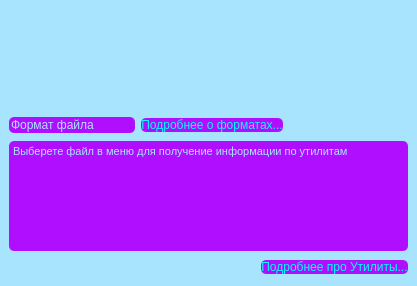
Above: DiplomWork/StegLove/mainwindow.ui from Cpp-Gleb/study before the change. Below: the same form after it.
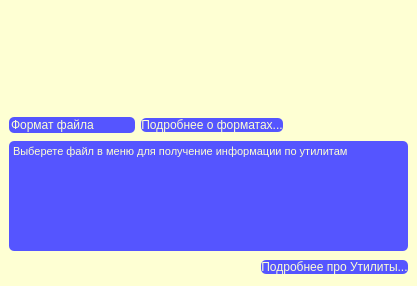
That is the form after the change. Custom widgets are drawn as their Qt base class.

The edit to the form file:
```diff
--- a/DiplomWork/StegLove/mainwindow.ui
+++ b/DiplomWork/StegLove/mainwindow.ui
@@ -14,7 +14,7 @@
    <string>StegLove</string>
   </property>
   <property name="styleSheet">
-   <string notr="true">background-color:rgb(169, 228, 255);</string>
+   <string notr="true">background-color:rgb(254, 255, 211);</string>
   </property>
   <widget class="QWidget" name="centralwidget">
    <layout class="QVBoxLayout" name="verticalLayout">
@@ -75,9 +75,9 @@
       <item>
        <widget class="QLineEdit" name="label_format">
         <property name="styleSheet">
-         <string notr="true">background-color: rgb(175, 14, 255);
+         <string notr="true">background-color:rgb(85, 85, 255);
 gridline-color: rgb(85, 0, 127);
-color:rgb(169, 228, 255);
+color:rgb(254, 255, 211);
 border-radius: 5px;</string>
         </property>
         <property name="text">
@@ -94,8 +94,8 @@
          <string notr="true">
 QPushButton {
     border-radius:  5px;
-    background-color: rgb(175, 14, 255);
-	color: rgb(0, 255, 255);
+    background-color: rgb(85, 85, 255);
+	color: rgb(254, 255, 211);
 	border-color: rgb(85, 0, 127);
 }
 
@@ -131,9 +131,9 @@
         <item>
          <widget class="QTextBrowser" name="textBrowser_rec">
           <property name="styleSheet">
-           <string notr="true">background-color: rgb(175, 14, 255);
+           <string notr="true">background-color: rgb(85, 85, 255);
 border-color: rgb(85, 0, 127);
-color:rgb(169, 228, 255);
+color:rgb(254, 255, 211);
 border-radius: 5px;</string>
           </property>
           <property name="markdown">
@@ -176,8 +176,8 @@
           <property name="styleSheet">
            <string notr="true">QPushButton {
     border-radius:  5px;
-    background-color: rgb(175, 14, 255);
-	color: rgb(0, 255, 255);
+    background-color: rgb(85, 85, 255);
+	color: rgb(254, 255, 211);
 	border-color: rgb(85, 0, 127);
 }
 
```
Left out of the diff: 4 changed lines with no effect on the pictures.
